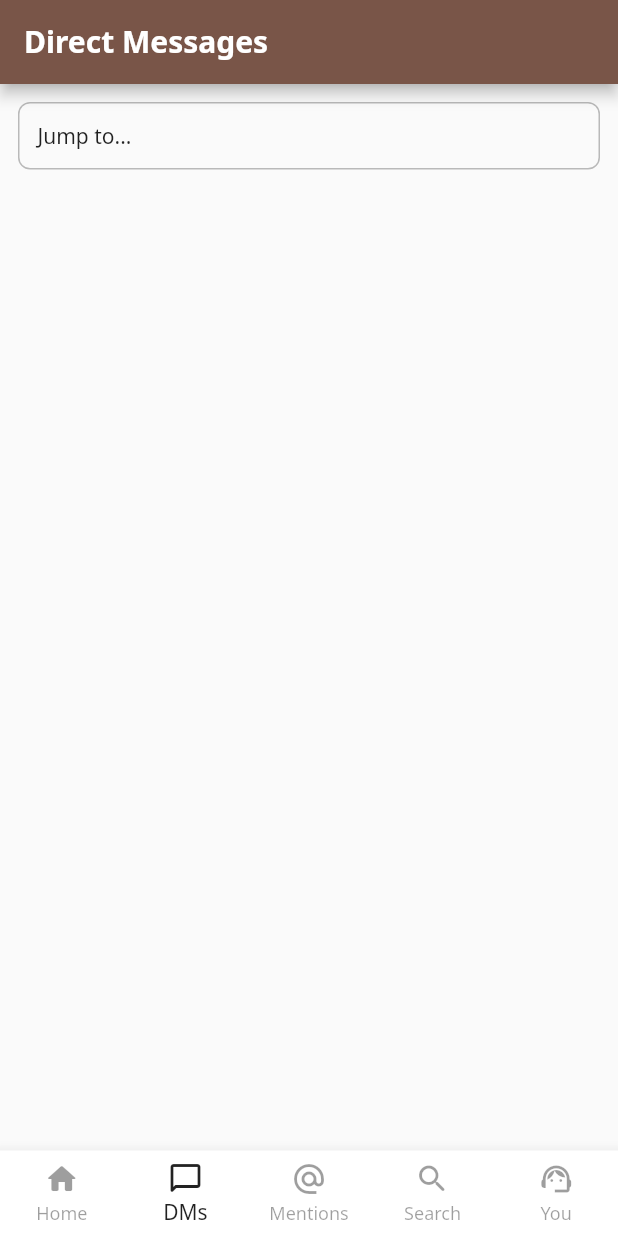
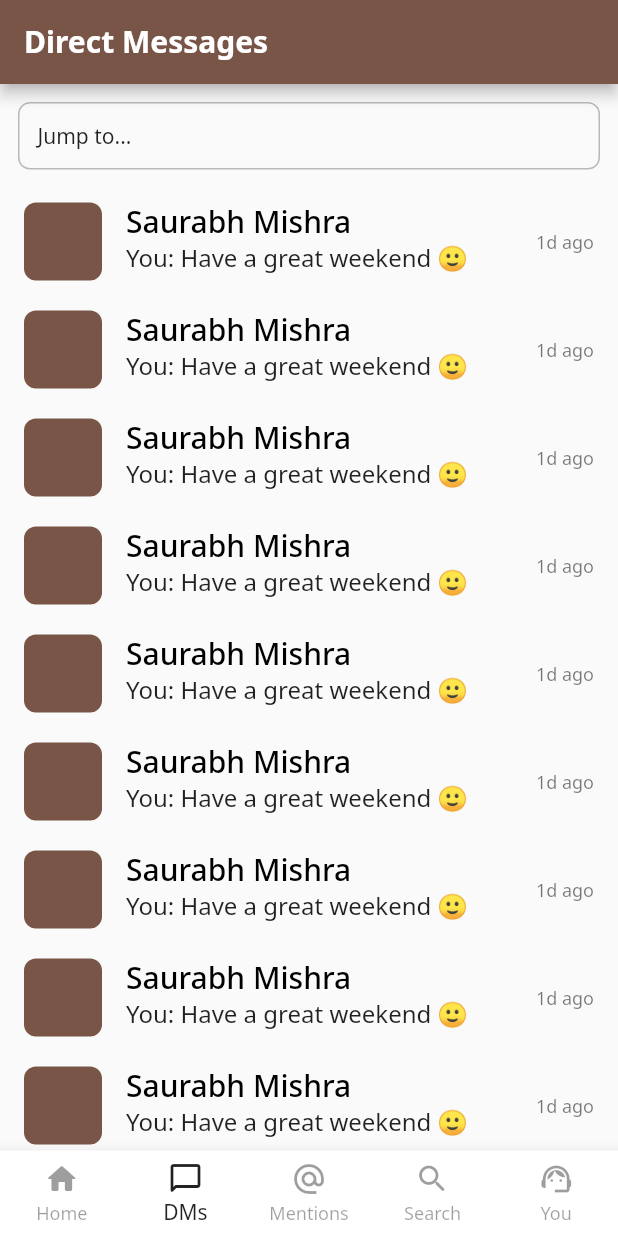
Before and after one commit to oianmol/flutter_slack, a Flutter app: the screen it shows after launch, item 2 of the bottom bar chosen, on a phone screen of 412 x 824 dp. Run offline on Flutter 3.47's test engine with Material 2 defaults, Android fonts, the phone set to English and light mode, and no system bars; our stand-ins replace get, google_fonts.

Commit message:
add: dm screen

```diff
--- a/lib/app/pages/dashboard/controller/sl_dashboard_controller.dart
+++ b/lib/app/pages/dashboard/controller/sl_dashboard_controller.dart
@@ -33,7 +33,7 @@ class SLDashboardController extends GetxController {
         toggleDrawer();
       }),
       SKDirectMessagesScreen(),
-      SKMentionsScreen(),
+      const SKMentionsScreen(),
       const SKSearchScreen(),
       const SKPersonalScreen()
     ];
--- a/lib/app/pages/dashboard/pages/dms/sk_direct_messages_screen.dart
+++ b/lib/app/pages/dashboard/pages/dms/sk_direct_messages_screen.dart
@@ -1,6 +1,7 @@
 import 'package:flutter/material.dart';
 import 'package:get/get.dart';
 import 'package:google_fonts/google_fonts.dart';
+import 'package:slack_app/app/pages/dashboard/pages/dms/sk_dm_item.dart';
 import 'package:slack_app/app/pages/dashboard/pages/home/widgets/sk_home_jumpto.dart';
 
 class SKDirectMessagesScreen extends StatelessWidget {
@@ -16,8 +17,24 @@ class SKDirectMessagesScreen extends StatelessWidget {
         ),
         centerTitle: false,
       ),
-      body: Column(
-        children: [SKHomeJumpTo()],
+      body: CustomScrollView(
+        slivers: [
+          const SKHomeJumpTo().sliverBox,
+          const SKDirectMessageItem().sliverBox,
+          const SKDirectMessageItem().sliverBox,
+          const SKDirectMessageItem().sliverBox,
+          const SKDirectMessageItem().sliverBox,
+          const SKDirectMessageItem().sliverBox,
+          const SKDirectMessageItem().sliverBox,
+          const SKDirectMessageItem().sliverBox,
+          const SKDirectMessageItem().sliverBox,
+          const SKDirectMessageItem().sliverBox,
+          const SKDirectMessageItem().sliverBox,
+          const SKDirectMessageItem().sliverBox,
+          const SKDirectMessageItem().sliverBox,
+          const SKDirectMessageItem().sliverBox,
+          const SKDirectMessageItem().sliverBox,
+        ],
       ),
     );
   }
--- /dev/null
+++ b/lib/app/pages/dashboard/pages/dms/sk_dm_item.dart
@@ -0,0 +1,35 @@
+import 'package:flutter/material.dart';
+import 'package:get/get.dart';
+import 'package:google_fonts/google_fonts.dart';
+
+class SKDirectMessageItem extends StatelessWidget {
+  const SKDirectMessageItem({Key? key}) : super(key: key);
+
+  @override
+  Widget build(BuildContext context) {
+    return  ListTile(
+      leading: Container(
+        child: const SizedBox(
+          height: 52,
+          width: 52,
+        ),
+        decoration: BoxDecoration(
+            shape: BoxShape.rectangle,
+            borderRadius: BorderRadius.circular(8),
+            color: Colors.brown),
+      ),
+      trailing: Text("1d ago",
+          style: GoogleFonts.notoSans(
+              textStyle: Get.textTheme.caption)),
+      title: Text(
+        "Saurabh Mishra",
+        style: GoogleFonts.notoSans(
+            textStyle: Get.textTheme.headline6!.copyWith(color: Colors.black)),
+      ),
+      subtitle: Text("You: Have a great weekend 🙂",
+          style: GoogleFonts.notoSans(
+              textStyle:
+              Get.textTheme.subtitle1!.copyWith(color: Colors.black87))),
+    );;
+  }
+}
```
